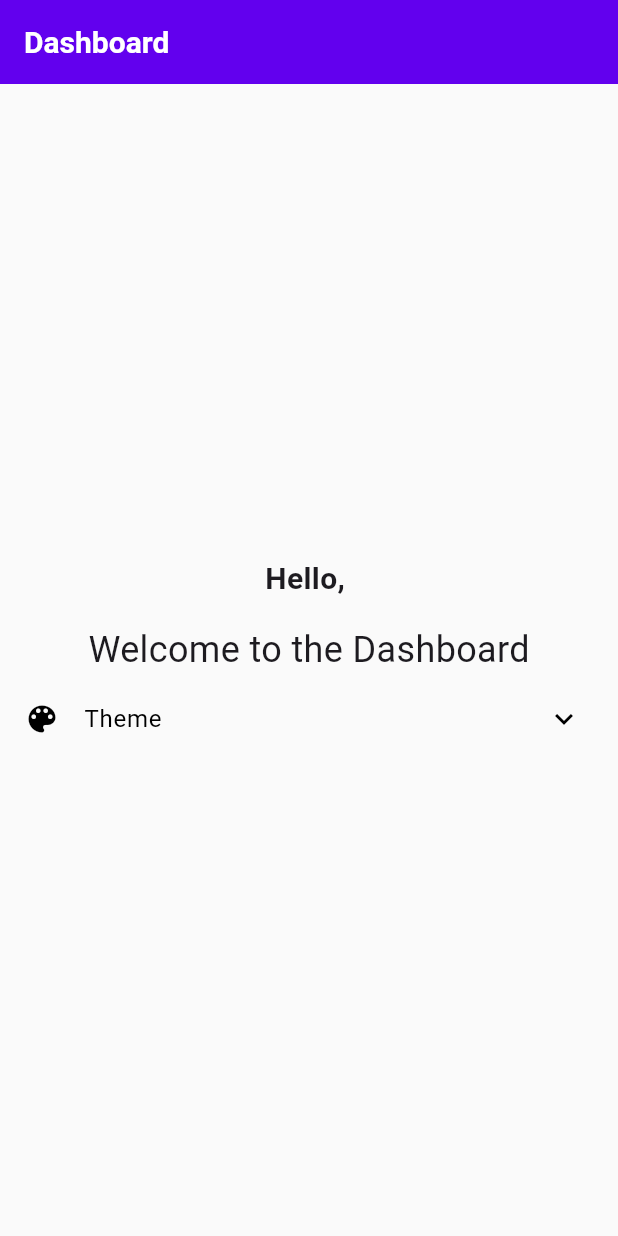
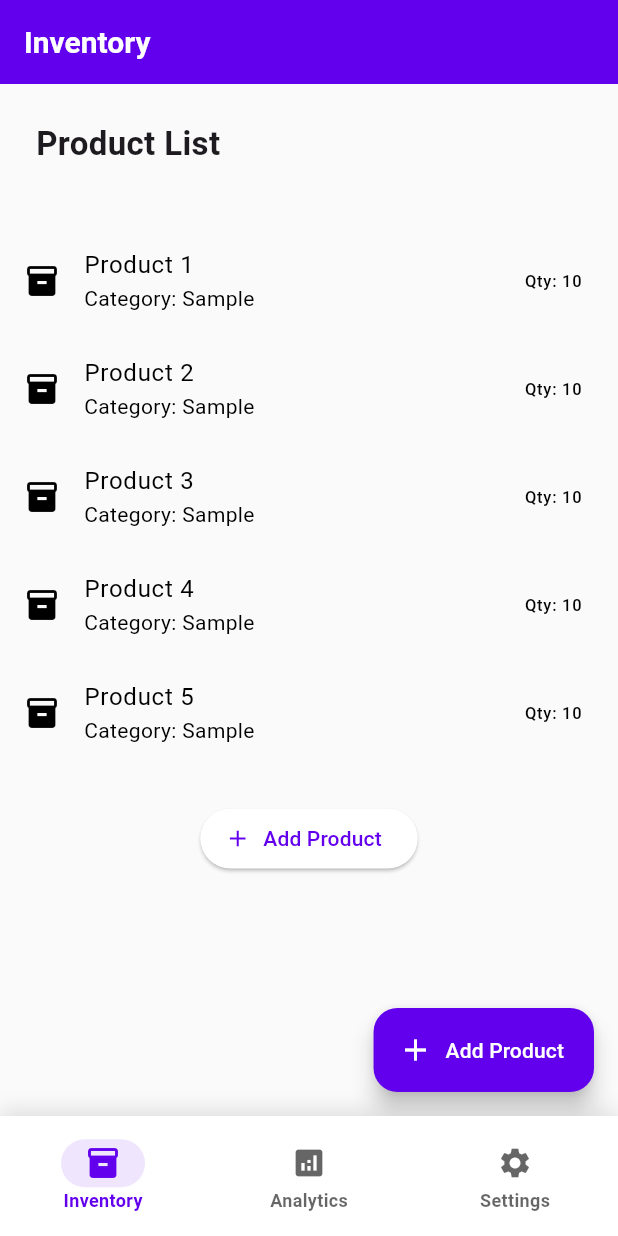
Before and after one commit to armanmaurya/inventory, a Flutter app: the screen it shows once a user with an empty profile is signed in, on a phone screen of 412 x 824 dp. Run offline on Flutter 3.47's test engine with Material 3 defaults, Android fonts, the phone set to English and light mode, and no system bars; our stand-ins replace firebase_auth, firebase_core, google_sign_in; accounts and stored records are empty.

Commit message:
Created Basic UI

```diff
--- a/lib/screens/dashboard.dart
+++ b/lib/screens/dashboard.dart
@@ -1,35 +1,60 @@
 import 'package:flutter/material.dart';
-import 'package:inventory/widgets/theme_switcher.dart';
 import 'package:firebase_auth/firebase_auth.dart';
+import 'package:inventory/widgets/animated_bottom_nav.dart';
+import 'package:inventory/screens/inventory_screen.dart';
+import 'package:inventory/screens/analytics_screen.dart';
+import 'package:inventory/screens/settings_screen.dart';
 
-class Dashboard extends StatelessWidget {
+class Dashboard extends StatefulWidget {
   const Dashboard({super.key});
+
+  @override
+  State<Dashboard> createState() => _DashboardState();
+}
+
+class _DashboardState extends State<Dashboard> {
+  int _currentIndex = 0;
+  late PageController _pageController;
+
+  @override
+  void initState() {
+    super.initState();
+    _pageController = PageController();
+  }
+
+  @override
+  void dispose() {
+    _pageController.dispose();
+    super.dispose();
+  }
 
   @override
   Widget build(BuildContext context) {
     final user = FirebaseAuth.instance.currentUser;
+    const List<Widget> screens = [
+      InventoryScreen(),
+      AnalyticsScreen(),
+      SettingsScreen(),
+    ];
+
     return Scaffold(
-      appBar: AppBar(
-        title: const Text('Dashboard'),
+      body: PageView(
+        controller: _pageController,
+        onPageChanged: (index) {
+          setState(() => _currentIndex = index);
+        },
+        children: screens,
       ),
-      body: Center(
-        child: Column(
-          mainAxisAlignment: MainAxisAlignment.center,
-          children: [
-            if (user != null) ...[
-              Text(
-                'Hello, ${user.displayName ?? 'User'}',
-                style: const TextStyle(fontSize: 20, fontWeight: FontWeight.bold),
-              ),
-              const SizedBox(height: 16),
-            ],
-            const Text(
-              'Welcome to the Dashboard',
-              style: TextStyle(fontSize: 24),
-            ),
-            ThemeSwitcher(),
-          ],
-        ),
+      bottomNavigationBar: AnimatedBottomNav(
+        currentIndex: _currentIndex,
+        onTap: (index) {
+          _currentIndex = index;
+          _pageController.animateToPage(
+            index,
+            duration: const Duration(milliseconds: 300),
+            curve: Curves.ease,
+          );
+        },
       ),
     );
   }
--- /dev/null
+++ b/lib/screens/inventory_screen.dart
@@ -0,0 +1,63 @@
+import 'package:flutter/material.dart';
+
+class InventoryScreen extends StatelessWidget {
+  const InventoryScreen({Key? key}) : super(key: key);
+
+  @override
+  Widget build(BuildContext context) {
+    return Scaffold(
+      floatingActionButton: FloatingActionButton.extended(
+        onPressed: () {},
+        icon: const Icon(Icons.add),
+        label: const Text('Add Product'),
+      ),
+      body: CustomScrollView(
+        slivers: [
+          const SliverAppBar(
+            floating: true,
+            snap: true,
+            title: Text('Inventory'),
+          ),
+          SliverToBoxAdapter(
+            child: Padding(
+              padding: const EdgeInsets.all(24.0),
+              child: Column(
+                crossAxisAlignment: CrossAxisAlignment.start,
+                children: const [
+                  Text(
+                    'Product List',
+                    style: TextStyle(fontSize: 22, fontWeight: FontWeight.bold),
+                  ),
+                  SizedBox(height: 16),
+                ],
+              ),
+            ),
+          ),
+          SliverList(
+            delegate: SliverChildBuilderDelegate(
+              (context, index) => ListTile(
+                leading: const Icon(Icons.inventory_2),
+                title: Text('Product ${index + 1}'),
+                subtitle: const Text('Category: Sample'),
+                trailing: const Text('Qty: 10'),
+              ),
+              childCount: 5,
+            ),
+          ),
+          SliverToBoxAdapter(
+            child: Padding(
+              padding: const EdgeInsets.symmetric(vertical: 24.0),
+              child: Center(
+                child: ElevatedButton.icon(
+                  onPressed: () {},
+                  icon: const Icon(Icons.add),
+                  label: const Text('Add Product'),
+                ),
+              ),
+            ),
+          ),
+        ],
+      ),
+    );
+  }
+}
--- /dev/null
+++ b/lib/widgets/animated_bottom_nav.dart
@@ -0,0 +1,49 @@
+import 'package:flutter/material.dart';
+import 'package:inventory/widgets/nav_item.dart';
+
+class AnimatedBottomNav extends StatelessWidget {
+  final int currentIndex;
+  final Function(int) onTap;
+
+  const AnimatedBottomNav({required this.currentIndex, required this.onTap, Key? key}) : super(key: key);
+
+  @override
+  Widget build(BuildContext context) {
+    return Container(
+      height: 80,
+      decoration: BoxDecoration(
+        color: Theme.of(context).colorScheme.surface,
+        boxShadow: [
+          BoxShadow(
+            color: Colors.black.withOpacity(0.1),
+            blurRadius: 10,
+            offset: const Offset(0, -5),
+          ),
+        ],
+      ),
+      child: Row(
+        mainAxisAlignment: MainAxisAlignment.spaceAround,
+        children: [
+          NavItem(
+            icon: Icons.inventory,
+            label: 'Inventory',
+            isActive: currentIndex == 0,
+            onTap: () => onTap(0),
+          ),
+          NavItem(
+            icon: Icons.analytics,
+            label: 'Analytics',
+            isActive: currentIndex == 1,
+            onTap: () => onTap(1),
+          ),
+          NavItem(
+            icon: Icons.settings,
+            label: 'Settings',
+            isActive: currentIndex == 2,
+            onTap: () => onTap(2),
+          ),
+        ],
+      ),
+    );
+  }
+}
--- /dev/null
+++ b/lib/widgets/nav_item.dart
@@ -0,0 +1,56 @@
+import 'package:flutter/material.dart';
+
+class NavItem extends StatelessWidget {
+  final IconData icon;
+  final String label;
+  final bool isActive;
+  final VoidCallback onTap;
+
+  const NavItem({
+    required this.icon,
+    required this.label,
+    required this.isActive,
+    required this.onTap,
+    Key? key,
+  }) : super(key: key);
+
+  @override
+  Widget build(BuildContext context) {
+    return GestureDetector(
+      onTap: onTap,
+      child: Column(
+        mainAxisAlignment: MainAxisAlignment.center,
+        children: [
+          AnimatedContainer(
+            duration: const Duration(milliseconds: 200),
+            curve: Curves.easeInOut,
+            padding: const EdgeInsets.symmetric(horizontal: 16, vertical: 4),
+            decoration: BoxDecoration(
+              color: isActive
+                  ? Theme.of(context).colorScheme.primary.withOpacity(0.1)
+                  : Colors.transparent,
+              borderRadius: BorderRadius.circular(20),
+            ),
+            child: Icon(
+              icon,
+              size: 24,
+              color: isActive
+                  ? Theme.of(context).colorScheme.primary
+                  : Theme.of(context).colorScheme.onSurface.withOpacity(0.6),
+            ),
+          ),
+          Text(
+            label,
+            style: TextStyle(
+              fontSize: 12,
+              fontWeight: FontWeight.bold,
+              color: isActive
+                  ? Theme.of(context).colorScheme.primary
+                  : Theme.of(context).colorScheme.onSurface.withOpacity(0.6),
+            ),
+          ),
+        ],
+      ),
+    );
+  }
+}
```
Also changed, not shown: lib/screens/analytics_screen.dart (added, +22 -0 lines), lib/screens/settings_screen.dart (added, +51 -0 lines).
